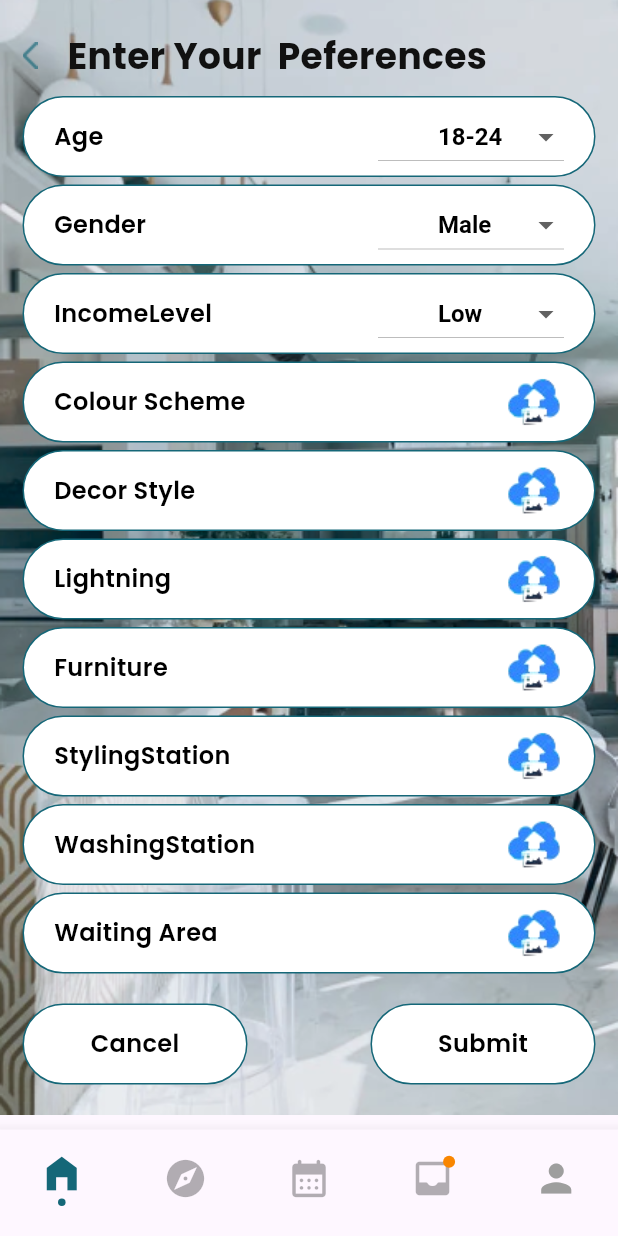
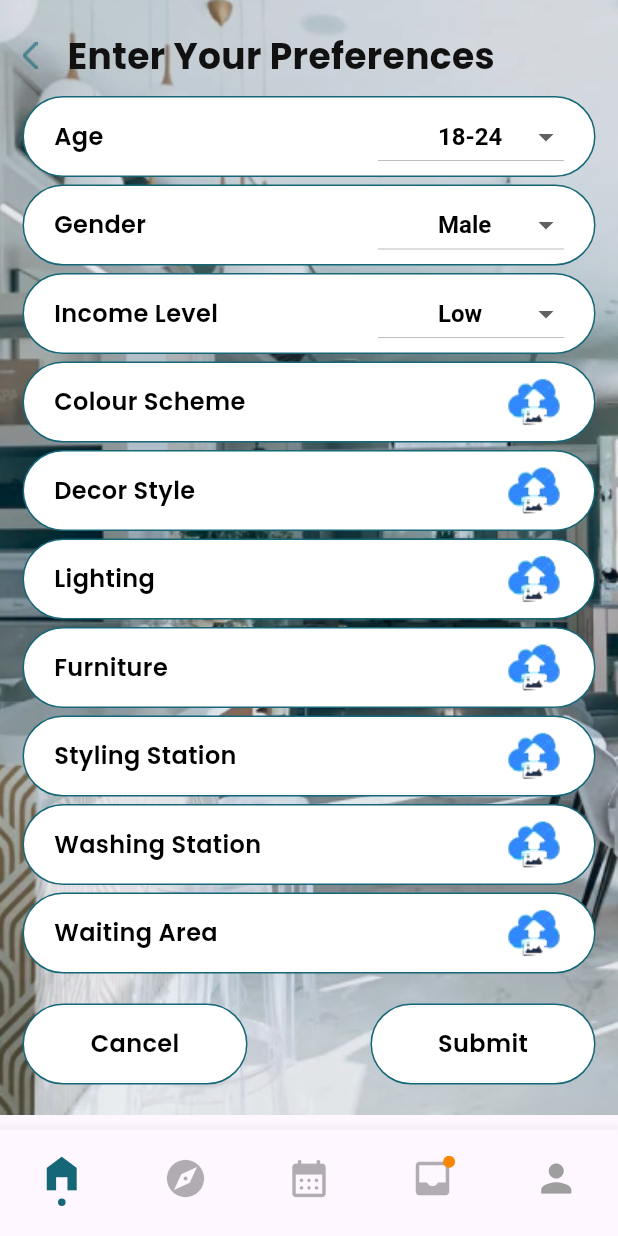
Before and after one commit to janithnishel/Beautilly, a Flutter app: the SaloonVisualHome screen opened directly, after a tap on "NEXT", on a phone screen of 412 x 824 dp. Run offline on Flutter 3.47's test engine with Material 3 defaults, Android fonts, the phone set to English and light mode, and no system bars; our stand-ins replace firebase_auth, firebase_core, fluttertoast, google_sign_in, image_picker, smooth_page_indicator; accounts and stored records are empty.

Commit message:
salon visuals

```diff
--- a/lib/api/apiservice.dart
+++ b/lib/api/apiservice.dart
@@ -10,6 +10,10 @@ class ApiService {
 
   static String getCustomersUrl() {
     return '$baseUrl/customers/';
+  }
+
+   static String getVisualsUrl() {
+    return '$baseUrl/visuals/';
   }
 
   // General GET request method with error handling
@@ -94,4 +98,11 @@ class ApiService {
       throw Exception('Failed to get recommendation');
     }
   }
+
+
+    // Method to submit visual preferences including image URLs
+  static Future<http.Response> submitVisualPreferences(Map<String, dynamic> preferences) async {
+    final url = getVisualsUrl();
+    return await postRequest(url, preferences);
+  }
 }
--- a/lib/main.dart
+++ b/lib/main.dart
@@ -1,5 +1,7 @@
 import 'dart:convert';
 import 'package:beautilly/api/apiservice.dart';
+import 'package:beautilly/screens/Admin/add_preference.dart';
+import 'package:beautilly/screens/Admin/saloon_visual_home.dart';
 import 'package:beautilly/screens/join_page.dart';
 import 'package:beautilly/utils/GlobalUser.dart';
 import 'package:flutter/material.dart';
@@ -67,7 +69,7 @@ class MyApp extends StatelessWidget {
     );
   }
 }
-
+//  JoinPage(),
 Future<int?> getCustomerIdFromApi(String? email) async {
   if (email == null) return null;
 
--- a/lib/screens/Admin/add_preference.dart
+++ b/lib/screens/Admin/add_preference.dart
@@ -1,7 +1,9 @@
+import 'dart:io';
 import 'package:beautilly/utils/colors.dart';
 import 'package:beautilly/widget/custom_button.dart';
 import 'package:beautilly/widget/custom_dropdown_button.dart';
 import 'package:flutter/material.dart';
+import 'package:image_picker/image_picker.dart';
 
 class AddPreference extends StatefulWidget {
   const AddPreference({super.key});
@@ -13,6 +15,23 @@ class AddPreference extends StatefulWidget {
 int isSelected = 99;
 
 class _AddPreferenceState extends State<AddPreference> {
+  File? _selectedColorSchemeImage;
+  File? _selectedDecorStyleImage;
+  File? _selectedLightingImage;
+  File? _selectedFurnitureImage;
+  File? _selectedStylingStationImage;
+  File? _selectedWashingStationImage;
+  File? _selectedWaitingAreaImage;
+
+  Future<void> _pickImage(Function(File) onImageSelected) async {
+    final pickedFile = await ImagePicker().pickImage(source: ImageSource.gallery);
+    if (pickedFile != null) {
+      setState(() {
+        onImageSelected(File(pickedFile.path));
+      });
+    }
+  }
+
   @override
   Widget build(BuildContext context) {
     return Scaffold(
@@ -24,12 +43,10 @@ class _AddPreferenceState extends State<AddPreference> {
                 child: Image.asset(
                   "assets/images/preferencePage.png",
                   fit: BoxFit.cover,
-
                 ),
               ),
               Padding(
-                padding:
-                    const EdgeInsets.symmetric(horizontal: 15, vertical: 20),
+                padding: const EdgeInsets.symmetric(horizontal: 15, vertical: 20),
                 child: Column(
                   children: [
                     Row(
@@ -43,7 +60,7 @@ class _AddPreferenceState extends State<AddPreference> {
                           width: 20,
                         ),
                         const Text(
-                          "Enter Your  Peferences",
+                          "Enter Your Preferences",
                           style: TextStyle(
                             fontSize: 24,
                             fontWeight: FontWeight.w700,
@@ -86,7 +103,7 @@ class _AddPreferenceState extends State<AddPreference> {
                       height: 5,
                     ),
                     CustomButton(
-                      title: "IncomeLevel",
+                      title: "Income Level",
                       isHasMultipleWidget: true,
                       rightSideImage: CustomDropdownButton(
                         dropdownItems: ["Low", "Middle", "High"],
@@ -103,11 +120,21 @@ class _AddPreferenceState extends State<AddPreference> {
                     CustomButton(
                       title: "Colour Scheme",
                       isHasMultipleWidget: true,
-                      rightSideImage: Image.asset(
+                      rightSideImage: GestureDetector(
+                        onTap: () => _pickImage((file) => _selectedColorSchemeImage = file),
+                        child: _selectedColorSchemeImage == null
+                            ? Image.asset(
                                 "assets/images/uploadImage.png",
                                 fit: BoxFit.cover,
                                 width: 40,
                                 height: 40,
+                              )
+                            : Image.file(
+                                _selectedColorSchemeImage!,
+                                fit: BoxFit.cover,
+                                width: 40,
+                                height: 40,
+                              ),
                       ),
                       color: bWhite,
                       fontWeight: FontWeight.w600,
@@ -121,11 +148,21 @@ class _AddPreferenceState extends State<AddPreference> {
                     CustomButton(
                       title: "Decor Style",
                       isHasMultipleWidget: true,
-                      rightSideImage: Image.asset(
+                      rightSideImage: GestureDetector(
+                        onTap: () => _pickImage((file) => _selectedDecorStyleImage = file),
+                        child: _selectedDecorStyleImage == null
+                            ? Image.asset(
                                 "assets/images/uploadImage.png",
                                 fit: BoxFit.cover,
                                 width: 40,
                                 height: 40,
+                              )
+                            : Image.file(
+                                _selectedDecorStyleImage!,
+                                fit: BoxFit.cover,
+                                width: 40,
+                                height: 40,
+                              ),
                       ),
                       color: bWhite,
                       fontWeight: FontWeight.w600,
@@ -137,13 +174,23 @@ class _AddPreferenceState extends State<AddPreference> {
                       height: 5,
                     ),
                     CustomButton(
-                      title: "Lightning",
+                      title: "Lighting",
                       isHasMultipleWidget: true,
-                      rightSideImage: Image.asset(
+                      rightSideImage: GestureDetector(
+                        onTap: () => _pickImage((file) => _selectedLightingImage = file),
+                        child: _selectedLightingImage == null
+                            ? Image.asset(
                                 "assets/images/uploadImage.png",
                                 fit: BoxFit.cover,
                                 width: 40,
                                 height: 40,
+                              )
+                            : Image.file(
+                                _selectedLightingImage!,
+                                fit: BoxFit.cover,
+                                width: 40,
+                                height: 40,
+                              ),
                       ),
                       color: bWhite,
                       fontWeight: FontWeight.w600,
@@ -157,11 +204,21 @@ class _AddPreferenceState extends State<AddPreference> {
                     CustomButton(
                       title: "Furniture",
                       isHasMultipleWidget: true,
-                      rightSideImage: Image.asset(
+                      rightSideImage: GestureDetector(
+                        onTap: () => _pickImage((file) => _selectedFurnitureImage = file),
+                        child: _selectedFurnitureImage == null
+                            ? Image.asset(
                                 "assets/images/uploadImage.png",
                                 fit: BoxFit.cover,
                                 width: 40,
                                 height: 40,
+                              )
+                            : Image.file(
+                                _selectedFurnitureImage!,
+                                fit: BoxFit.cover,
+                                width: 40,
+                                height: 40,
+                              ),
                       ),
                       color: bWhite,
                       fontWeight: FontWeight.w600,
@@ -173,13 +230,23 @@ class _AddPreferenceState extends State<AddPreference> {
                       height: 5,
                     ),
                     CustomButton(
-                      title: "StylingStation",
+                      title: "Styling Station",
                       isHasMultipleWidget: true,
-                      rightSideImage: Image.asset(
+                      rightSideImage: GestureDetector(
+                        onTap: () => _pickImage((file) => _selectedStylingStationImage = file),
+                        child: _selectedStylingStationImage == null
+                            ? Image.asset(
                                 "assets/images/uploadImage.png",
                                 fit: BoxFit.cover,
                                 width: 40,
                                 height: 40,
+                              )
+                            : Image.file(
+                                _selectedStylingStationImage!,
+                                fit: BoxFit.cover,
+                                width: 40,
+                                height: 40,
+                              ),
                       ),
                       color: bWhite,
                       fontWeight: FontWeight.w600,
@@ -191,13 +258,23 @@ class _AddPreferenceState extends State<AddPreference> {
                       height: 5,
                     ),
                     CustomButton(
-                      title: "WashingStation",
+                      title: "Washing Station",
                       isHasMultipleWidget: true,
-                      rightSideImage: Image.asset(
+                      rightSideImage: GestureDetector(
+                        onTap: () => _pickImage((file) => _selectedWashingStationImage = file),
+                        child: _selectedWashingStationImage == null
+                            ? Image.asset(
                                 "assets/images/uploadImage.png",
                                 fit: BoxFit.cover,
                                 width: 40,
                                 height: 40,
+                              )
+                            : Image.file(
+                                _selectedWashingStationImage!,
+                                fit: BoxFit.cover,
+                                width: 40,
+                                height: 40,
+                              ),
                       ),
                       color: bWhite,
                       fontWeight: FontWeight.w600,
@@ -211,11 +288,21 @@ class _AddPreferenceState extends State<AddPreference> {
                     CustomButton(
                       title: "Waiting Area",
                       isHasMultipleWidget: true,
-                      rightSideImage: Image.asset(
+                      rightSideImage: GestureDetector(
+                        onTap: () => _pickImage((file) => _selectedWaitingAreaImage = file),
+                        child: _selectedWaitingAreaImage == null
+                            ? Image.asset(
                                 "assets/images/uploadImage.png",
                                 fit: BoxFit.cover,
                                 width: 40,
                                 height: 40,
+                              )
+                            : Image.file(
+                                _selectedWaitingAreaImage!,
+                                fit: BoxFit.cover,
+                                width: 40,
+                                height: 40,
+                              ),
                       ),
                       color: bWhite,
                       fontWeight: FontWeight.w600,
@@ -223,7 +310,7 @@ class _AddPreferenceState extends State<AddPreference> {
                       borderColor: bPrimaryColor,
                       isCenter: false,
                     ),
-                    SizedBox(
+                    const SizedBox(
                       height: 20,
                     ),
                     Row(
@@ -242,8 +329,7 @@ class _AddPreferenceState extends State<AddPreference> {
                             fontWeight: FontWeight.w600,
                             color: isSelected == 0 ? bPrimaryColor : bWhite,
                             textColor: isSelected == 0 ? bWhite : bBlackColor,
-                            borderColor:
-                                isSelected == 0 ? null : bPrimaryColor,
+                            borderColor: isSelected == 0 ? null : bPrimaryColor,
                           ),
                         ),
                         GestureDetector(
@@ -251,6 +337,7 @@ class _AddPreferenceState extends State<AddPreference> {
                             setState(() {
                               isSelected = 1;
                             });
+                            // Handle submit logic here.
                           },
                           child: CustomButton(
                             title: "Submit",
@@ -259,36 +346,11 @@ class _AddPreferenceState extends State<AddPreference> {
                             fontWeight: FontWeight.w600,
                             color: isSelected == 1 ? bPrimaryColor : bWhite,
                             textColor: isSelected == 1 ? bWhite : bBlackColor,
-                            borderColor:
-                                isSelected == 1 ? null : bPrimaryColor,
+                            borderColor: isSelected == 1 ? null : bPrimaryColor,
                           ),
                         ),
                       ],
                     ),
-                    // Container(
-                    //     width: double.infinity,
-                    //     height: 40,
-                    //     decoration: BoxDecoration(
-                    //       color: bWhite,
-                    //     ),
-                    //     child: Row(
-                    //       mainAxisAlignment: MainAxisAlignment.spaceBetween,
-                    //       children: [
-                    //         Text("Age"),
-                    //         DropdownButton(
-                    //           value:_setValues ,
-                    //           items: ageData.map((data) {
-                    //             return DropdownMenuItem(
-                    //                 value: data, child: Text(data));
-                    //           }).toList(),
-                    //           onChanged: (value) {
-                    //             setState(() {
-                    //               _setValues = value!;
-                    //             });
-                    //           },
-                    //         )
-                    //       ],
-                    //     ))
                   ],
                 ),
               )
--- a/lib/screens/Admin/saloon_visual_home.dart
+++ b/lib/screens/Admin/saloon_visual_home.dart
@@ -37,7 +37,7 @@ class SaloonVisualHome extends StatelessWidget {
                   ),
                 );
               },
-              child: CustomButton(
+              child: const CustomButton(
                 title: "NEXT",
                 isHasMultipleWidget: false,
                 fontWeight: FontWeight.w600,
--- a/lib/screens/join_page.dart
+++ b/lib/screens/join_page.dart
@@ -42,18 +42,18 @@ class _JoinPageState extends State<JoinPage> {
           await FirebaseAuth.instance.signInWithCredential(credential);
 
       final User? user = userCredential.user;
-
-      if (user != null) {
+ if (user != null) {
         GlobalUser.firstName = user.displayName?.split(" ").first;
         GlobalUser.profileUrl = user.photoURL;
-        GlobalUser.gender = "Unknown";
-        GlobalUser.age = "0";
+        GlobalUser.gender = "Unknown"; // Default value
+        GlobalUser.age = "00-00"; // Default value for age
         GlobalUser.email = user.email;
 
         bool isRegistered = await _sendUserDetailsToApi(
           name: GlobalUser.firstName!,
           gender: GlobalUser.gender!,
           age: GlobalUser.age!,
+          incomeLevel: "unkown", // Include income level
           email: GlobalUser.email!,
           password: "Pa\$\$w0rd",
         );
@@ -76,6 +76,7 @@ class _JoinPageState extends State<JoinPage> {
     required String name,
     required String gender,
     required String age,
+    required String incomeLevel, // New parameter for income level
     required String email,
     required String password,
   }) async {
@@ -85,7 +86,8 @@ class _JoinPageState extends State<JoinPage> {
       body: jsonEncode({
         'Name': name,
         'Gender': gender,
-        'Age': int.tryParse(age) ?? 0,
+        'Age': age, // Age as a string
+        'IncomeLevel': incomeLevel, // Send income level
         'Email': email,
         'Password': password,
       }),
--- a/pubspec.yaml
+++ b/pubspec.yaml
@@ -40,6 +40,7 @@ dependencies:
   firebase_auth: ^4.0.1
   google_sign_in: ^6.0.2
   fluttertoast: ^8.0.9
+  image_picker: ^0.8.4+4
 
 dev_dependencies:
   flutter_test:
```
Also changed, not shown: firebase.json, pubspec.lock, 7 other files. Lines whose indentation alone changed are shown as unchanged.
